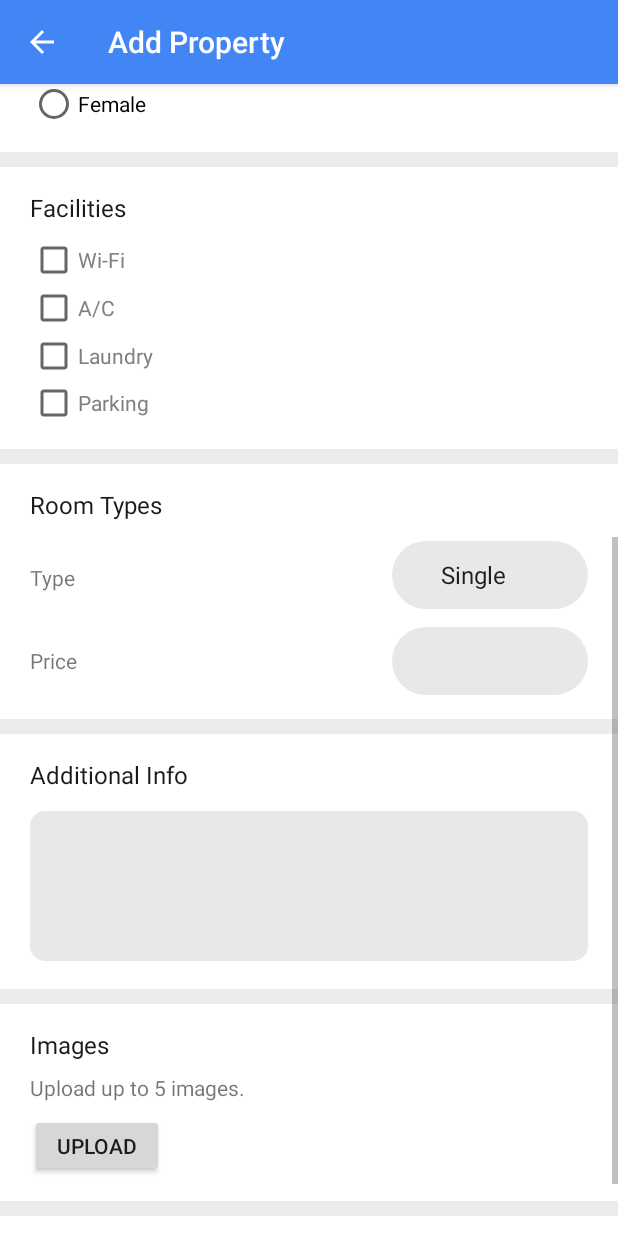
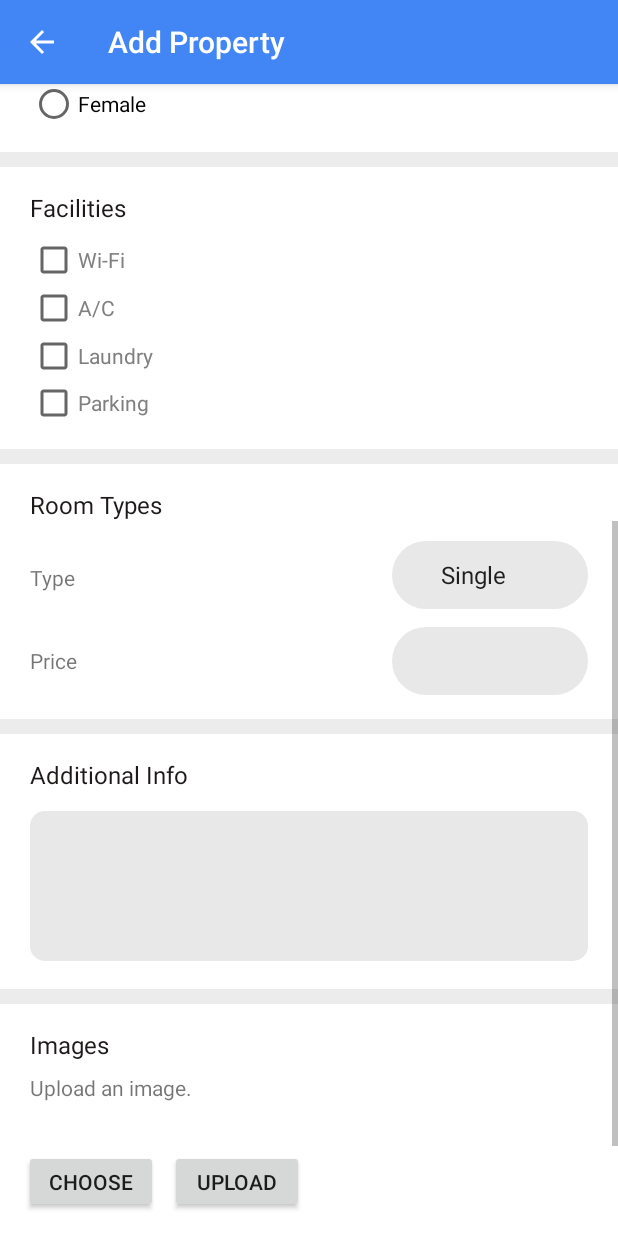
Before and after one commit to nishith-p/MADProj, an Android app: the EditPropertyActivity screen opened directly, with no data from a screen before it, scrolled down 537 dp, on a phone screen of 412 x 824 dp. Run offline under Robolectric (Android 15) with nearby library versions, the phone set to English and light mode, and no system bars; our stand-ins replace Firebase (no records; nobody signed in at launch, a user with empty details on screens opened directly), Picasso.

Commit message:
Upload image preview.

```diff
--- a/app/build.gradle
+++ b/app/build.gradle
@@ -35,6 +35,7 @@ dependencies {
     implementation 'androidx.cardview:cardview:1.0.0'
     implementation 'androidx.recyclerview:recyclerview:1.0.0'
     implementation 'com.firebaseui:firebase-ui-database:6.0.2'
+    implementation 'com.squareup.picasso:picasso:2.71828'
     testImplementation 'junit:junit:4.12'
     androidTestImplementation 'androidx.test:runner:1.2.0'
     androidTestImplementation 'androidx.test.espresso:espresso-core:3.2.0'
--- a/app/src/main/AndroidManifest.xml
+++ b/app/src/main/AndroidManifest.xml
@@ -4,6 +4,7 @@
     xmlns:app="http://schemas.android.com/apk/res-auto"
     package="com.example.madprojectx">
 
+    <uses-permission android:name="android.permission.INTERNET" />
     <application
         android:allowBackup="true"
         android:icon="@mipmap/ic_launcher"
--- a/app/src/main/java/com/example/madprojectx/view/EditPropertyActivity.java
+++ b/app/src/main/java/com/example/madprojectx/view/EditPropertyActivity.java
@@ -16,6 +16,7 @@ import android.widget.Button;
 import android.widget.CheckBox;
 import android.widget.EditText;
 import android.widget.ImageView;
+import android.widget.ProgressBar;
 import android.widget.RadioButton;
 import android.widget.RadioGroup;
 import android.widget.Spinner;
@@ -34,6 +35,7 @@ import com.google.firebase.database.FirebaseDatabase;
 import com.google.firebase.storage.FirebaseStorage;
 import com.google.firebase.storage.StorageReference;
 import com.google.firebase.storage.UploadTask;
+import com.squareup.picasso.Picasso;
 
 import java.text.SimpleDateFormat;
 import java.util.Calendar;
@@ -50,6 +52,15 @@ public class EditPropertyActivity extends AppCompatActivity implements AdapterVi
     private RadioButton hostGenderOpt;
     private CheckBox hostOpt1, hostOpt2, hostOpt3, hostOpt4;
     Property prop;
+
+    private static final int PICK_IMAGE_REQUEST = 1;
+
+    private Button mButtonChooseImage;
+    private Button mButtonUpload;
+    private ImageView mImageView;
+    private ProgressBar mProgressBar;
+
+    private Uri mImageUri;
 
     private void clearControls(){
         hostName.setText("");
@@ -98,8 +109,24 @@ public class EditPropertyActivity extends AppCompatActivity implements AdapterVi
 
         hostRule = findViewById(R.id.hostRule);
 
-        /*hostUpload = findViewById(R.id.hostUpImg);
-        loadingBar = new ProgressDialog(this);*/
+        mButtonChooseImage = findViewById(R.id.hostUpImg);
+        mButtonUpload = findViewById(R.id.hostUp2);
+        mImageView = findViewById(R.id.preview_img);
+        mProgressBar = findViewById(R.id.progressBarImg);
+
+        mButtonChooseImage.setOnClickListener(new View.OnClickListener() {
+            @Override
+            public void onClick(View view) {
+                openFileChooser();
+            }
+        });
+
+        mButtonUpload.setOnClickListener(new View.OnClickListener() {
+            @Override
+            public void onClick(View view) {
+
+            }
+        });
 
         hostGender = findViewById(R.id.radioGender);
         prop = new Property();
@@ -165,6 +192,25 @@ public class EditPropertyActivity extends AppCompatActivity implements AdapterVi
 
     }
 
+    private void openFileChooser(){
+        Intent imgIntent = new Intent();
+        imgIntent.setType("image/*");
+        imgIntent.setAction(Intent.ACTION_GET_CONTENT);
+        startActivityForResult(imgIntent, PICK_IMAGE_REQUEST);
+    }
+
+    @Override
+    protected void onActivityResult(int requestCode, int resultCode, @Nullable Intent data) {
+        super.onActivityResult(requestCode, resultCode, data);
+
+        if (requestCode == PICK_IMAGE_REQUEST && resultCode == RESULT_OK
+                && data != null && data.getData() != null) {
+            mImageUri = data.getData();
+
+            Picasso.get().load(mImageUri).into(mImageView);
+        }
+    }
+
     @Override
     public void onItemSelected(AdapterView<?> parent, View view, int i, long l) {
         switch (parent.getId()) {
--- a/app/src/main/res/layout/activity_edit_property.xml
+++ b/app/src/main/res/layout/activity_edit_property.xml
@@ -455,20 +455,48 @@
                 android:layout_height="wrap_content"
                 android:layout_marginStart="20dp"
                 android:layout_marginTop="8dp"
-                android:text="@string/text_img_up_guide"
+                android:text="@string/upload_guide"
                 app:layout_constraintStart_toStartOf="parent"
                 app:layout_constraintTop_toBottomOf="@+id/textView38" />
+
+            <ImageView
+                android:id="@+id/preview_img"
+                android:layout_width="140dp"
+                android:layout_height="140dp"
+                android:layout_marginTop="16dp"
+                android:layout_marginEnd="16dp"
+                app:layout_constraintEnd_toEndOf="parent"
+                app:layout_constraintTop_toTopOf="parent" />
 
             <Button
                 android:id="@+id/hostUpImg"
                 android:layout_width="89dp"
                 android:layout_height="42dp"
-                android:layout_marginStart="20dp"
+                android:layout_marginStart="16dp"
+                android:layout_marginTop="32dp"
+                android:text="@string/text_choose"
+                app:layout_constraintStart_toStartOf="parent"
+                app:layout_constraintTop_toBottomOf="@+id/textView27" />
+
+            <ProgressBar
+                android:id="@+id/progressBarImg"
+                style="?android:attr/progressBarStyleHorizontal"
+                android:layout_width="0dp"
+                android:layout_height="wrap_content"
                 android:layout_marginTop="8dp"
-                android:layout_marginBottom="16dp"
+                app:layout_constraintEnd_toEndOf="parent"
+                app:layout_constraintHorizontal_bias="0.0"
+                app:layout_constraintStart_toStartOf="parent"
+                app:layout_constraintTop_toBottomOf="@+id/preview_img" />
+
+            <Button
+                android:id="@+id/hostUp2"
+                android:layout_width="89dp"
+                android:layout_height="42dp"
+                android:layout_marginStart="8dp"
+                android:layout_marginTop="32dp"
                 android:text="@string/txt_b_upload"
-                app:layout_constraintBottom_toBottomOf="parent"
-                app:layout_constraintStart_toStartOf="parent"
+                app:layout_constraintStart_toEndOf="@+id/hostUpImg"
                 app:layout_constraintTop_toBottomOf="@+id/textView27" />
         </androidx.constraintlayout.widget.ConstraintLayout>
 
--- a/app/src/main/res/layout/content_main.xml
+++ b/app/src/main/res/layout/content_main.xml
@@ -98,6 +98,7 @@
         android:id="@+id/propReView"
         android:layout_width="0dp"
         android:layout_height="0dp"
+        android:paddingBottom="8dp"
         app:layout_constraintBottom_toBottomOf="parent"
         app:layout_constraintEnd_toEndOf="parent"
         app:layout_constraintStart_toStartOf="parent"
--- a/app/src/main/res/values/strings.xml
+++ b/app/src/main/res/values/strings.xml
@@ -125,6 +125,8 @@
     <string name="additional_info">Additional Info</string>
     <string name="add_line_3">Line 1,</string>
     <string name="txt_desc">Information</string>
+    <string name="text_choose">CHOOSE</string>
+    <string name="upload_guide">Upload an image.</string>
 
     <string-array name="districts">
         <item>Colombo</item>
```
